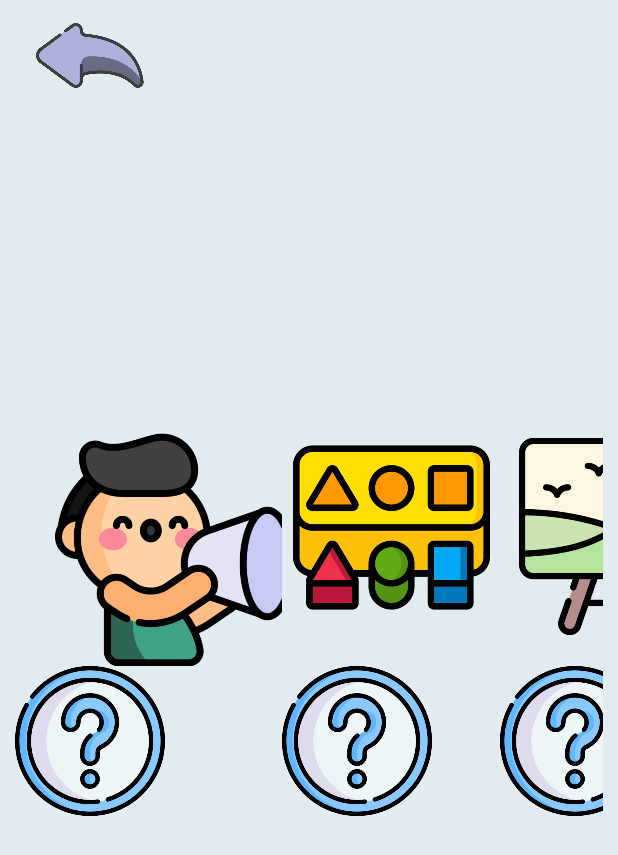
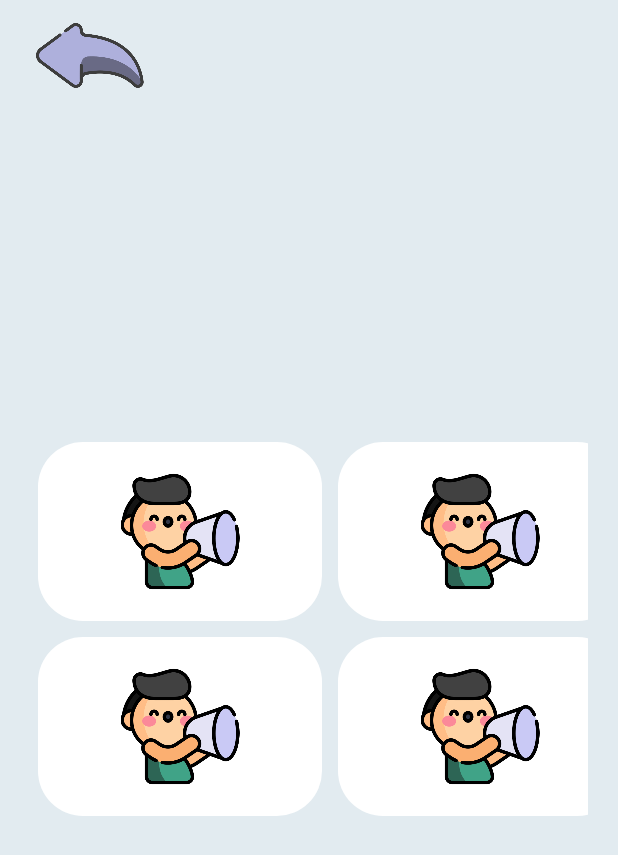
Before and after one commit to anastazija-kovachevikj/Vinozito, an Android app: the layout communication_cat.xml on its own in the app's theme, with its tools: preview values and no code run, on a phone screen of 412 x 824 dp. Shown: the top 855 px of the screen. Run offline under Robolectric (Android 15) with nearby library versions, the phone set to English and light mode, and no system bars.

Commit message:
comm xml

```diff
--- a/Vinozhito/app/src/main/res/layout/communication_cat.xml
+++ b/Vinozhito/app/src/main/res/layout/communication_cat.xml
@@ -1,4 +1,3 @@
-<?xml version="1.0" encoding="utf-8"?>
 <GridLayout xmlns:android="http://schemas.android.com/apk/res/android"
     xmlns:tools="http://schemas.android.com/tools"
     android:id="@+id/child_main"
@@ -8,153 +7,137 @@
     android:columnCount="1"
     android:orientation="vertical"
     android:paddingBottom="45dp"
+    android:paddingStart="20dp"
+    android:paddingEnd="20dp"
+    android:paddingTop="15dp"
     android:rowCount="2">
 
     <ImageButton
         android:id="@+id/back_button"
         android:layout_width="80dp"
         android:layout_height="45dp"
-        android:layout_marginStart="20dp"
-        android:layout_marginTop="15dp"
         android:background="@null"
         android:contentDescription="Back"
         android:scaleType="centerInside"
         android:src="@drawable/reply" />
 
-    <RelativeLayout
+    <GridLayout
         android:id="@+id/horizontal"
-        android:layout_width="wrap_content"
+        android:layout_width="match_parent"
         android:layout_height="wrap_content"
-        android:layout_gravity="center_vertical"
-        android:layout_marginStart="0dp"
-        android:layout_marginEnd="0dp"
-        android:contentDescription="TODO"
-        android:paddingBottom="2dp"
-        tools:context=".ChildActivity">
-
-        <LinearLayout
-            android:id="@+id/infiniteView"
-            android:layout_width="wrap_content"
-            android:layout_height="265dp"
-            android:layout_gravity="center_vertical"
-            android:layout_marginEnd="0dp"
-            android:orientation="horizontal"
-            android:scaleType="centerCrop">
-
-            <GridLayout
-                android:layout_width="wrap_content"
-                android:layout_height="match_parent"
-                android:layout_gravity="center"
-                android:layout_marginHorizontal="10dp"
         android:columnCount="3"
         android:rowCount="2"
-                tools:ignore="UselessParent">
+        android:layout_gravity="center_vertical">
 
         <FrameLayout
-                    android:layout_width="wrap_content"
-                    android:layout_height="wrap_content"
-                    android:layout_gravity="center_vertical|top"
-                    android:layout_marginStart="0dp">
+            android:layout_width="200dp"
+            android:layout_height="130dp">
             <ImageButton
-                        android:id="@+id/communication_btn"
-                        android:layout_width="160dp"
-                        android:layout_height="161dp"
-                        android:layout_gravity="center|bottom"
-                        android:layout_marginStart="18dp"
-                        android:layout_marginBottom="-3dp"
-                        android:background="@null"
-                        android:contentDescription="TODO"
-                        android:scaleType="centerInside"
-                        android:src="@drawable/speak" />
+                android:id="@+id/imageView"
+                android:layout_width="match_parent"
+                android:layout_height="match_parent"
+                android:layout_columnWeight="1"
+                android:background="@drawable/card_background"
+                android:scaleType="fitCenter"
+                android:src="@drawable/speak"
+                android:paddingVertical="20dp"
+                android:layout_margin="5dp"/>
         </FrameLayout>
 
         <FrameLayout
-                    android:layout_width="wrap_content"
-                    android:layout_height="wrap_content"
-                    android:layout_gravity="center_vertical|top"
-                    android:layout_marginStart="0dp">
+            android:layout_width="200dp"
+            android:layout_height="130dp">
             <ImageButton
-                        android:id="@+id/connect_btn"
-                        android:layout_width="145dp"
-                        android:layout_height="131dp"
-                        android:layout_gravity="center|bottom"
-                        android:layout_marginBottom="20dp"
-                        android:background="@null"
-                        android:contentDescription="TODO"
-                        android:scaleType="centerInside"
-                        android:src="@drawable/blocks" />
-                </FrameLayout>
-
-                <FrameLayout
-                    android:layout_width="wrap_content"
-                    android:layout_height="wrap_content"
-                    android:layout_gravity="center_vertical|top"
-                    android:layout_marginStart="0dp">
-
-                    <ImageButton
-                        android:id="@+id/coloring_btn"
-                        android:layout_width="152dp"
-                        android:layout_height="143dp"
-                        android:layout_gravity="center|bottom"
-                        android:layout_marginStart="5dp"
-                        android:layout_marginBottom="-5dp"
-                        android:background="@null"
-                        android:contentDescription="TODO"
-                        android:scaleType="centerInside"
-                        android:src="@drawable/painting" />
-
-                </FrameLayout>
-
-                <FrameLayout
-                    android:layout_width="wrap_content"
-                    android:layout_height="wrap_content"
-                    android:layout_gravity="center_vertical|top"
-                    android:layout_marginStart="0dp">
-
-                    <ImageButton
-                        android:layout_width="100dp"
-                        android:layout_height="100dp"
-                        android:layout_gravity="center"
-                        android:background="@null"
-                        android:scaleType="centerInside"
-                        android:src="@drawable/unknown" />
-
-                </FrameLayout>
-
-                <FrameLayout
-                    android:layout_width="wrap_content"
-                    android:layout_height="wrap_content"
-                    android:layout_gravity="center_vertical|top"
-                    android:layout_marginStart="0dp">
-
-                    <ImageButton
-                        android:layout_width="100dp"
-                        android:layout_height="100dp"
-                        android:layout_gravity="center"
-                        android:background="@null"
-                        android:scaleType="centerInside"
-                        android:src="@drawable/unknown" />
-
-                </FrameLayout>
-
-                <FrameLayout
-                    android:layout_width="wrap_content"
-                    android:layout_height="wrap_content"
-                    android:layout_gravity="center_vertical|top"
-                    android:layout_marginStart="0dp">
-
-                    <ImageButton
-                        android:layout_width="100dp"
-                        android:layout_height="100dp"
-                        android:layout_gravity="center"
-                        android:background="@null"
-                        android:scaleType="centerInside"
-                        android:src="@drawable/unknown" />
-
+                android:id="@+id/imageView6"
+                android:layout_width="match_parent"
+                android:layout_height="match_parent"
+                android:layout_columnWeight="1"
+                android:background="@drawable/card_background"
+                android:scaleType="fitCenter"
+                android:src="@drawable/speak"
+                android:paddingVertical="20dp"
+                android:layout_margin="5dp"/>
         </FrameLayout>
 
 
+        <FrameLayout
+            android:layout_width="200dp"
+            android:layout_height="130dp">
+            <ImageButton
+                android:id="@+id/imageView5"
+                android:layout_width="match_parent"
+                android:layout_height="match_parent"
+                android:layout_columnWeight="1"
+                android:background="@drawable/card_background"
+                android:scaleType="fitCenter"
+                android:src="@drawable/speak"
+                android:paddingVertical="20dp"
+                android:layout_margin="5dp"/>
+        </FrameLayout>
+
+
+        <LinearLayout
+            android:layout_width="200dp"
+            android:layout_height="130dp"
+            android:orientation="vertical">
+
+            <ImageButton
+                android:id="@+id/imageView4"
+                android:layout_width="match_parent"
+                android:layout_height="match_parent"
+                android:layout_columnWeight="1"
+                android:background="@drawable/card_background"
+                android:scaleType="fitCenter"
+                android:src="@drawable/speak"
+                android:paddingVertical="20dp"
+                android:layout_margin="5dp"/>
+            <TextView
+                android:layout_width="match_parent"
+                android:layout_height="wrap_content"
+                android:text="Jas"
+                android:gravity="center_horizontal"
+                android:layout_gravity="bottom"
+                android:paddingBottom="7dp" />
+
+        </LinearLayout>
+
+
+        <FrameLayout
+            android:layout_width="200dp"
+            android:layout_height="130dp">
+            <ImageButton
+                android:id="@+id/imageView3"
+                android:layout_width="match_parent"
+                android:layout_height="match_parent"
+                android:layout_columnWeight="1"
+                android:background="@drawable/card_background"
+                android:scaleType="fitCenter"
+                android:src="@drawable/speak"
+                android:paddingVertical="20dp"
+                android:layout_margin="5dp"/>
+        </FrameLayout>
+
+
+        <FrameLayout
+            android:layout_width="200dp"
+            android:layout_height="130dp">
+            <ImageButton
+                android:id="@+id/imageView2"
+                android:layout_width="match_parent"
+                android:layout_height="match_parent"
+                android:layout_columnWeight="1"
+                android:background="@drawable/card_background"
+                android:scaleType="fitCenter"
+                android:src="@drawable/speak"
+                android:paddingVertical="20dp"
+                android:layout_margin="5dp"/>
+        </FrameLayout>
+
+
+
+
+
+
+
     </GridLayout>
-        </LinearLayout>
-    </RelativeLayout>
 </GridLayout>
```
Lines whose indentation alone changed are shown as unchanged.
